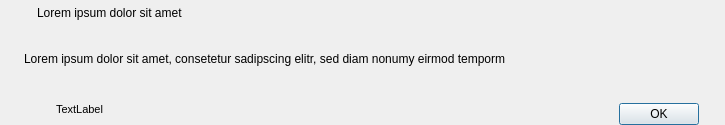
First picture: the form in src/gui/notificationwidget.ui, repository nextcloud/desktop, before the edit.
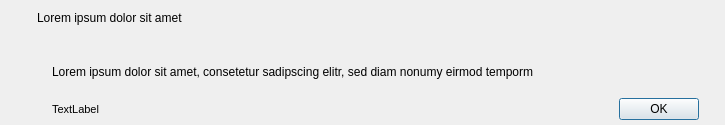
Second picture: the form after the edit. Icons and pictures are not drawn.

Commit message: Align text and changes spacing in notification widget.

The edit to the form file:
```diff
--- a/src/gui/notificationwidget.ui
+++ b/src/gui/notificationwidget.ui
@@ -44,7 +44,13 @@
    <item row="0" column="1">
     <layout class="QVBoxLayout" name="verticalLayout">
      <property name="spacing">
-      <number>4</number>
+      <number>6</number>
+     </property>
+     <property name="topMargin">
+      <number>5</number>
+     </property>
+     <property name="bottomMargin">
+      <number>5</number>
      </property>
      <item>
       <layout class="QHBoxLayout" name="labelsHorizontalLayout" stretch="1,1">
@@ -112,11 +118,17 @@
         <bool>false</bool>
        </property>
        <property name="alignment">
-        <set>Qt::AlignLeading|Qt::AlignLeft|Qt::AlignTop</set>
+        <set>Qt::AlignLeading|Qt::AlignLeft|Qt::AlignVCenter</set>
        </property>
        <property name="wordWrap">
         <bool>true</bool>
        </property>
+       <property name="margin">
+        <number>0</number>
+       </property>
+       <property name="indent">
+        <number>28</number>
+       </property>
       </widget>
      </item>
      <item>
@@ -134,7 +146,7 @@
          </property>
          <property name="sizeHint" stdset="0">
           <size>
-           <width>32</width>
+           <width>28</width>
            <height>20</height>
           </size>
          </property>
@@ -151,7 +163,7 @@
           <string>TextLabel</string>
          </property>
          <property name="alignment">
-          <set>Qt::AlignLeading|Qt::AlignLeft|Qt::AlignTop</set>
+          <set>Qt::AlignLeading|Qt::AlignLeft|Qt::AlignVCenter</set>
          </property>
         </widget>
        </item>
```
